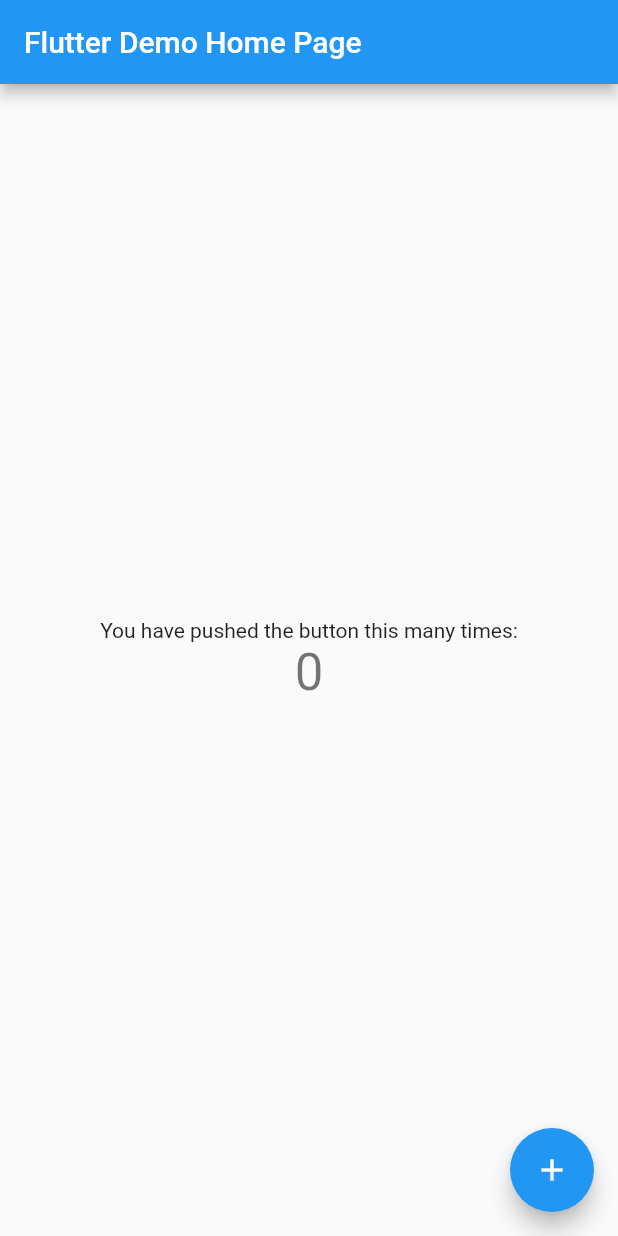
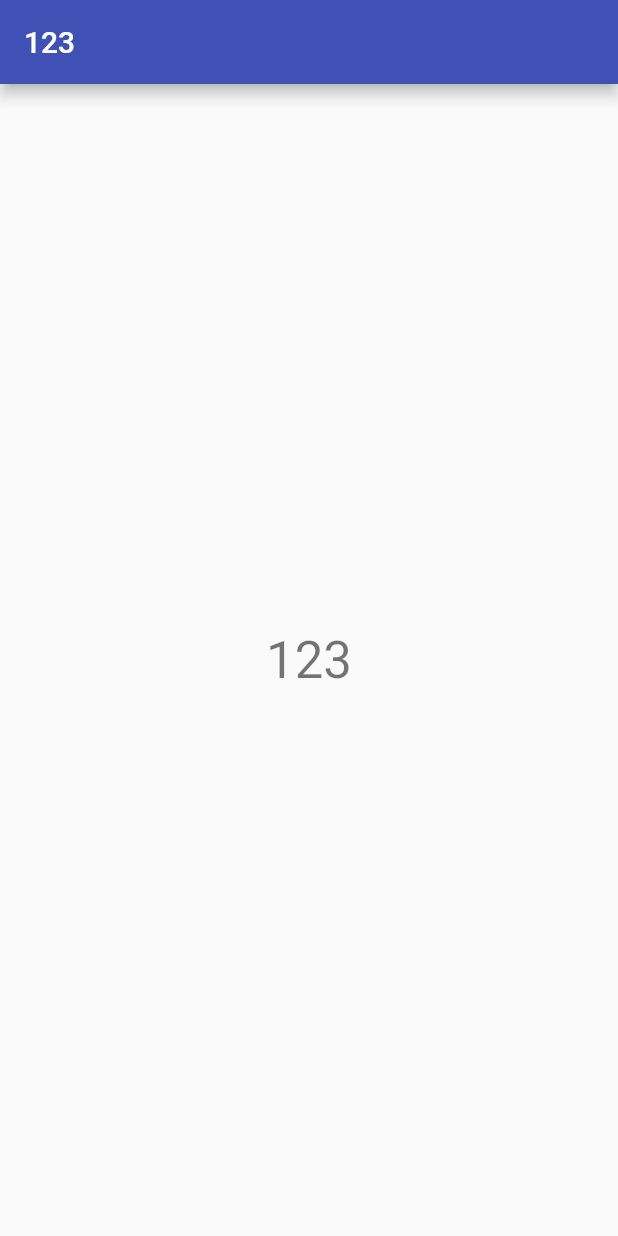
Before and after one commit to loydkim/pathverse_assignment, a Flutter app: the screen it shows after launch, on a phone screen of 412 x 824 dp. Run offline on Flutter 3.47's test engine with Material 2 defaults, Android fonts, the phone set to English and light mode, and no system bars; missing offline and left inert: collapsible_sidebar.

Commit message:
add app icon & collapable sidebar module

```diff
--- a/pathverse_loyd/lib/main.dart
+++ b/pathverse_loyd/lib/main.dart
@@ -1,4 +1,5 @@
 import 'package:flutter/material.dart';
+import 'package:collapsible_sidebar/collapsible_sidebar.dart';
 
 void main() {
   runApp(const MyApp());
@@ -7,109 +8,44 @@
 class MyApp extends StatelessWidget {
   const MyApp({super.key});
 
-  // This widget is the root of your application.
   @override
   Widget build(BuildContext context) {
     return MaterialApp(
-      title: 'Flutter Demo',
+      title: 'Pathverse Loyd',
+      debugShowCheckedModeBanner: false,
       theme: ThemeData(
-        // This is the theme of your application.
-        //
-        // Try running your application with "flutter run". You'll see the
-        // application has a blue toolbar. Then, without quitting the app, try
-        // changing the primarySwatch below to Colors.green and then invoke
-        // "hot reload" (press "r" in the console where you ran "flutter run",
-        // or simply save your changes to "hot reload" in a Flutter IDE).
-        // Notice that the counter didn't reset back to zero; the application
-        // is not restarted.
-        primarySwatch: Colors.blue,
+        primarySwatch: Colors.indigo,
       ),
-      home: const MyHomePage(title: 'Flutter Demo Home Page'),
+      home: const MyHomePage(),
     );
   }
 }
 
 class MyHomePage extends StatefulWidget {
-  const MyHomePage({super.key, required this.title});
-
-  // This widget is the home page of your application. It is stateful, meaning
-  // that it has a State object (defined below) that contains fields that affect
-  // how it looks.
-
-  // This class is the configuration for the state. It holds the values (in this
-  // case the title) provided by the parent (in this case the App widget) and
-  // used by the build method of the State. Fields in a Widget subclass are
-  // always marked "final".
-
-  final String title;
+  const MyHomePage({super.key});
 
   @override
   State<MyHomePage> createState() => _MyHomePageState();
 }
 
 class _MyHomePageState extends State<MyHomePage> {
-  int _counter = 0;
-
-  void _incrementCounter() {
-    setState(() {
-      // This call to setState tells the Flutter framework that something has
-      // changed in this State, which causes it to rerun the build method below
-      // so that the display can reflect the updated values. If we changed
-      // _counter without calling setState(), then the build method would not be
-      // called again, and so nothing would appear to happen.
-      _counter++;
-    });
-  }
-
   @override
   Widget build(BuildContext context) {
-    // This method is rerun every time setState is called, for instance as done
-    // by the _incrementCounter method above.
-    //
-    // The Flutter framework has been optimized to make rerunning build methods
-    // fast, so that you can just rebuild anything that needs updating rather
-    // than having to individually change instances of widgets.
     return Scaffold(
       appBar: AppBar(
-        // Here we take the value from the MyHomePage object that was created by
-        // the App.build method, and use it to set our appbar title.
-        title: Text(widget.title),
+        title: Text("123"),
       ),
       body: Center(
-        // Center is a layout widget. It takes a single child and positions it
-        // in the middle of the parent.
         child: Column(
-          // Column is also a layout widget. It takes a list of children and
-          // arranges them vertically. By default, it sizes itself to fit its
-          // children horizontally, and tries to be as tall as its parent.
-          //
-          // Invoke "debug painting" (press "p" in the console, choose the
-          // "Toggle Debug Paint" action from the Flutter Inspector in Android
-          // Studio, or the "Toggle Debug Paint" command in Visual Studio Code)
-          // to see the wireframe for each widget.
-          //
-          // Column has various properties to control how it sizes itself and
-          // how it positions its children. Here we use mainAxisAlignment to
-          // center the children vertically; the main axis here is the vertical
-          // axis because Columns are vertical (the cross axis would be
-          // horizontal).
           mainAxisAlignment: MainAxisAlignment.center,
           children: <Widget>[
-            const Text(
-              'You have pushed the button this many times:',
-            ),
             Text(
-              '$_counter',
+              "123",
               style: Theme.of(context).textTheme.headline4,
             ),
           ],
         ),
       ),
-      floatingActionButton: FloatingActionButton(
-        onPressed: _incrementCounter,
-        tooltip: 'Increment',
-        child: const Icon(Icons.add),
-      ), // This trailing comma makes auto-formatting nicer for build methods.
     );
   }
 }
```
Also changed, not shown: pathverse_loyd/pubspec.yaml (+1 -36 lines), pathverse_loyd/pubspec.lock, 30 other files.
